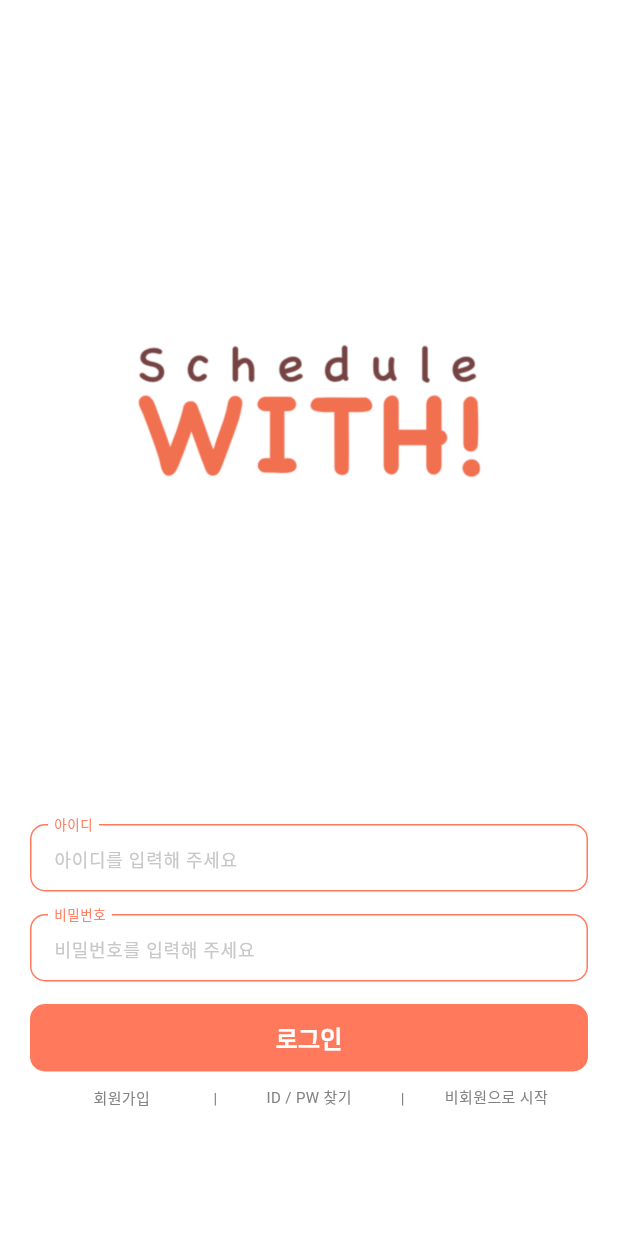
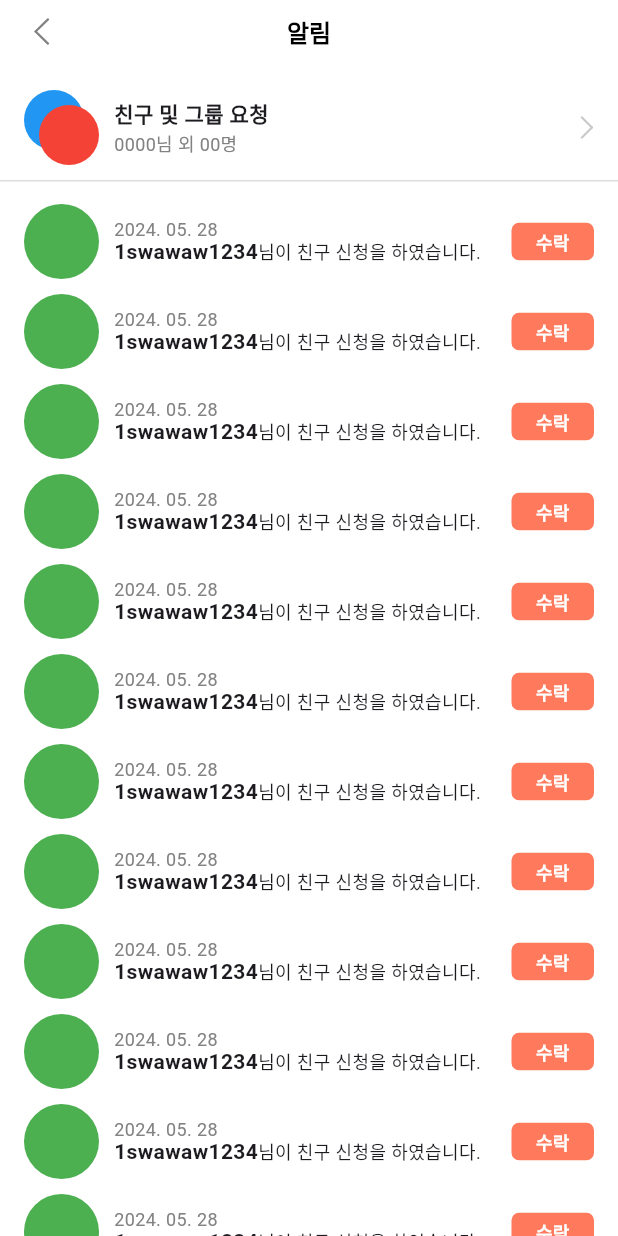
Before and after one commit to APP-Android2/FinalProject-Schedule_WITH, a Flutter app: the screen it shows after launch, on a phone screen of 412 x 824 dp. Run offline on Flutter 3.47's test engine with Material 3 defaults, Android fonts, the phone set to English and light mode, and no system bars; our stand-ins replace flutter_svg, get.

Commit message:
💄 알림 UI 구현
알림 UI 구현 + login 화면(Appbar 높이 및 main버튼 바텀패딩 수정) Related to :#7

```diff
--- a/lib/main.dart
+++ b/lib/main.dart
@@ -8,6 +8,8 @@ import 'package:schedule_with/ui/login/view/login_main.dart';
 import 'package:schedule_with/ui/login/view/login_password_reset.dart';
 import 'package:schedule_with/ui/login/view/login_password_reset_done.dart';
 import 'package:schedule_with/ui/login/view/login_read_terms.dart';
+import 'package:schedule_with/ui/notification/view/notification_main.dart';
+import 'package:schedule_with/ui/notification/view/notification_request_detail.dart';
 
 void main(){
   runApp(ScheduleWith());
@@ -36,7 +38,7 @@ class _ScheduleWithState extends State<ScheduleWith> {
       home: Container(
         child: Scaffold(
           // 나중에 홈 화면으로 변경해야 됨
-          body: LoginMain(),
+          body: NotificationMain(),
         ),
       ),
       // Name을 지정하여 페이지 이동
@@ -49,6 +51,7 @@ class _ScheduleWithState extends State<ScheduleWith> {
         GetPage(name: '/passwordReset', page: () => LoginPasswordReset()),
         GetPage(name: '/passwordResetDone', page: () => LoginPasswordResetDone()),
         GetPage(name: '/readTerms', page: () => LoginReadTerms()),
+        GetPage(name: '/requestDetail', page: () => NotificationRequestDetail()),
       ],
     );
   }
--- a/lib/ui/login/view/login_find_fail_id.dart
+++ b/lib/ui/login/view/login_find_fail_id.dart
@@ -52,7 +52,7 @@ class _LoginFindFailIdState extends State<LoginFindFailId> {
             ),
             // 하단에 위치한 버튼
             Container(
-              padding: EdgeInsets.all(20),
+              padding: EdgeInsets.fromLTRB(20, 20, 20, 30),
               child: MainButton(
                 text: "확인",
                 onPressed: () {
--- a/lib/ui/login/view/login_find_success_id.dart
+++ b/lib/ui/login/view/login_find_success_id.dart
@@ -64,7 +64,7 @@ class _LoginFindSuccessIdState extends State<LoginFindSuccessId> {
             ),
             // 하단에 위치한 버튼
             Container(
-              padding: EdgeInsets.all(20),
+              padding: EdgeInsets.fromLTRB(20, 20, 20, 30),
               child: MainButton(
                 text: "로그인",
                 onPressed: () {
--- a/lib/ui/login/view/login_password_reset.dart
+++ b/lib/ui/login/view/login_password_reset.dart
@@ -89,7 +89,7 @@ class _LoginPasswordResetState extends State<LoginPasswordReset> {
             // 비밀번호 변경 버튼 설정
             Container(
               color: Colors.white,
-              padding: EdgeInsets.all(20),
+              padding: EdgeInsets.fromLTRB(20, 20, 20, 30),
               child: MainButton(
                   text: "비밀번호 변경",
                   onPressed: () {
--- a/lib/ui/login/view/login_password_reset_done.dart
+++ b/lib/ui/login/view/login_password_reset_done.dart
@@ -66,7 +66,7 @@ class _LoginPasswordResetDoneState extends State<LoginPasswordResetDone> {
             ),
             // 하단에 위치한 버튼
             Container(
-              padding: EdgeInsets.all(20),
+              padding: EdgeInsets.fromLTRB(20, 20, 20, 30),
               child: MainButton(
                 text: "로그인",
                 onPressed: () {
--- /dev/null
+++ b/lib/ui/notification/view/notification_main.dart
@@ -0,0 +1,258 @@
+import 'package:flutter/material.dart';
+import 'package:flutter_svg/svg.dart';
+import 'package:get/get.dart';
+import 'package:get/get_core/src/get_main.dart';
+import 'package:schedule_with/ui/notification/widget/notification_mini_button.dart';
+
+import '../../../assets/colors/color.dart';
+
+class NotificationMain extends StatefulWidget {
+  const NotificationMain({super.key});
+
+  @override
+  State<NotificationMain> createState() => _NotificationMainState();
+}
+
+class _NotificationMainState extends State<NotificationMain> {
+
+  @override
+  Widget build(BuildContext context) {
+    return Scaffold(
+      // 상단 툴바
+      appBar: PreferredSize(
+        preferredSize: Size.fromHeight(50),
+        child: AppBar(
+          // 스크롤 시 배경색 바뀌는 오류 해결 코드
+          scrolledUnderElevation: 0,
+          backgroundColor: Colors.white,
+          // 뒤로가기 버튼
+          leading: IconButton(
+            padding: EdgeInsets.zero,
+            icon: SvgPicture.asset("lib/assets/icon/icon_angel_brackets.svg"),
+            onPressed: () {
+              Get.back();
+            },
+          ),
+          // 타이틀
+          centerTitle: true,
+          title: Container(
+            padding: EdgeInsets.only(bottom: 8),
+            child: Text(
+              "알림",
+              style: TextStyle(
+                  color: Colors.black,
+                  fontSize: 16,
+                  fontWeight: FontWeight.bold),
+            ),
+          ),
+        ),
+      ),
+      body: CustomScrollView(
+        slivers: [
+          // 친구 및 그룹 요청에 대한 화면
+          SliverToBoxAdapter(
+            child: Container(
+              color: Colors.white,
+              padding: EdgeInsets.fromLTRB(16, 10, 16, 10),
+              child: InkWell(
+                onTap: () {
+                  Get.toNamed('/requestDetail');
+                },
+                child: Row(
+                  mainAxisAlignment: MainAxisAlignment.spaceBetween,
+                  children: [
+                    // 프로필 사진 겹치기 설정
+                    Row(
+                      children: [
+                        SizedBox(
+                          width: 50,
+                          height: 50,
+                          child: Stack(
+                            children: [
+                              Positioned(
+                                left: 0,
+                                top: 0,
+                                child: CircleAvatar(
+                                  radius: 20,
+                                  backgroundColor: Colors.blue,
+                                  // 백그라운드 이미지로 최신 알림 이전 알림 회원 이미지를 가져온다.
+                                ),
+                              ),
+                              Positioned(
+                                right: 0,
+                                bottom: 0,
+                                child: CircleAvatar(
+                                  radius: 20,
+                                  backgroundColor: Colors.red,
+                                ),
+                              ),
+                            ],
+                          ),
+                        ),
+                        Padding(padding: EdgeInsets.only(right: 10)),
+                        // 친구 및 그룹 요청 텍스트 + 최신 요청을 한 유저의 아이디 및 외 00명 출력
+                        Column(
+                          crossAxisAlignment: CrossAxisAlignment.start,
+                          children: [
+                            // 친구 및 그룹 요청 텍스트
+                            Text(
+                              "친구 및 그룹 요청",
+                              style: TextStyle(
+                                  fontSize: 14,
+                                  fontWeight: FontWeight.bold),
+                            ),
+                            // 최신 요청을 한 유저의 아이디 및 외 00명 텍스트
+                            Text(
+                              "0000님 외 00명",
+                              style: TextStyle(
+                                  color: grey4,
+                                  fontSize: 12),
+                            ),
+                          ],
+                        ),
+                      ],
+                    ),
+                    // 아이콘 설정
+                    SvgPicture.asset(
+                      "lib/assets/icon/icon_detail_open.svg",
+                      height: 15,
+                      color: grey3,
+                    )
+                  ],
+                ),
+              ),
+            ),
+          ),
+          // 디바이더 설정
+          SliverToBoxAdapter(
+            child: Divider(
+              thickness: 1,
+              height: 1,
+              color: grey2,
+            ),
+          ),
+          // 여백 설정
+          SliverToBoxAdapter(
+            child: Container(
+              color: Colors.white,
+              height: 10,
+            ),
+          ),
+          // ListView.builder를 대체하는 SliverList
+          SliverList(
+            delegate: SliverChildBuilderDelegate(
+                  (context, index) {
+                return ListItem();
+              },
+              childCount: 30,
+            ),
+          ),
+        ],
+      ),
+    );
+  }
+}
+
+// ListItem 위젯 정의
+Widget ListItem() {
+
+  bool isUser = true;
+
+  return Container(
+    color: Colors.white,
+    padding: const EdgeInsets.fromLTRB(16, 5, 16, 5),
+    child: Row(
+      mainAxisAlignment: MainAxisAlignment.spaceBetween,
+      children: [
+        Row(
+          children: [
+            // 유저 또는 그룹 이미지 설정
+            CircleAvatar(
+              radius: 25,
+              backgroundColor: Colors.green,
+            ),
+            Padding(padding: EdgeInsets.only(right: 10)),
+            // 텍스트 설정
+            Column(
+              crossAxisAlignment: CrossAxisAlignment.start,
+              children: [
+                // 날짜 출력
+                Container(
+                  height: 13,
+                  child: Text(
+                    "2024. 05. 28",
+                    style: TextStyle(
+                        fontSize: 12,
+                        color: grey4
+                    ),
+                  ),
+                ),
+                // 유저의 아이디 또는 그룹이름 + 알림에 대한 텍스트
+                Row(
+                  children: [
+                    // 요청한 유저의 아이디 출력 또는 그룹 이름이 출력
+                    Text(
+                      "1swawaw1234",
+                      style: TextStyle(
+                          fontSize: 14,
+                          fontWeight: FontWeight.bold
+                      ),
+                    ),
+                    // 어떤 요청이나 알림에 따라 텍스트가 달라짐
+                    getGroupText(1)
+                  ],
+                )
+              ],
+            )
+          ],
+        ),
+        getGroupButton(1)
+      ],
+    ),
+  );
+}
+
+// 그룹에서 알림 종류에 따라 텍스트 변경
+Widget getGroupText(groupNum){
+  switch(groupNum){
+    case 1:
+      return Text("님이 친구 신청을 하였습니다.", style: TextStyle(fontSize: 12));
+    case 2:
+      return Text("그룹에 초대되었습니다.", style: TextStyle(fontSize: 12));
+    case 3:
+      return Text("그룹에 새로운 일정이 등록되었습니다.", style: TextStyle(fontSize: 12));
+    case 4:
+      return Text("그룹에 새로운 알람이 등록되었습니다.", style: TextStyle(fontSize: 12));
+    case 5:
+      return Text("그룹에 새로운 메모가 등록되었습니다.", style: TextStyle(fontSize: 12));
+    case 6:
+      return Text("그룹에 새로운 TODO가 등록되었습니다", style: TextStyle(fontSize: 12));
+    default:
+      return Text("없음", style: TextStyle(fontSize: 12));
+  }
+}
+
+Widget getGroupButton(groupNum){
+  switch(groupNum){
+  // 친구 신청일 때
+    case 1:
+      return NotificationMiniButton(
+          text: "수락",
+          onPressed: () {
+
+          },
+          color: mainOrange
+      );
+  // 그룹 초대 일 때
+    case 2:
+      return NotificationMiniButton(
+          text: "수락",
+          onPressed: () {
+
+          },
+          color: mainOrange
+      );
+    default:
+      return Container();
+  }
+}
--- /dev/null
+++ b/lib/ui/notification/widget/notification_mini_button.dart
@@ -0,0 +1,41 @@
+import 'package:flutter/cupertino.dart';
+import 'package:flutter/material.dart';
+
+class NotificationMiniButton extends StatelessWidget {
+  final String text;
+  final VoidCallback? onPressed;
+  final Color color;
+
+  const NotificationMiniButton({
+    required this.text,
+    required this.onPressed,
+    required this.color,
+    Key? key
+  }) : super(key: key);
+
+  @override
+  Widget build(BuildContext context) {
+    return SizedBox(
+      width: 55,
+      height: 25,
+      child: TextButton(
+        onPressed: onPressed,
+        child: Text(
+          text,
+          style: TextStyle(
+            color: Colors.white,
+            fontSize: 12,
+            fontWeight: FontWeight.bold
+          ),
+        ),
+        style: ButtonStyle(
+          backgroundColor: MaterialStateProperty.all(color),
+          padding: MaterialStateProperty.all(EdgeInsets.symmetric(horizontal: 16)), // 패딩 설정
+          shape: MaterialStateProperty.all(
+            RoundedRectangleBorder(borderRadius: BorderRadius.all(Radius.circular(5.0)))
+          )
+        ),
+      ),
+    );
+  }
+}
```
Also changed, not shown: lib/ui/login/view/login_find_id_password.dart (+6 -3 lines), lib/ui/login/view/login_join.dart (+5 -2 lines), lib/ui/notification/view/notification_request_detail.dart (added, +126 -0 lines), lib/ui/notification/view/view.dart (deleted, +0 -15 lines), lib/ui/notification/widget/widget.dart (deleted).
